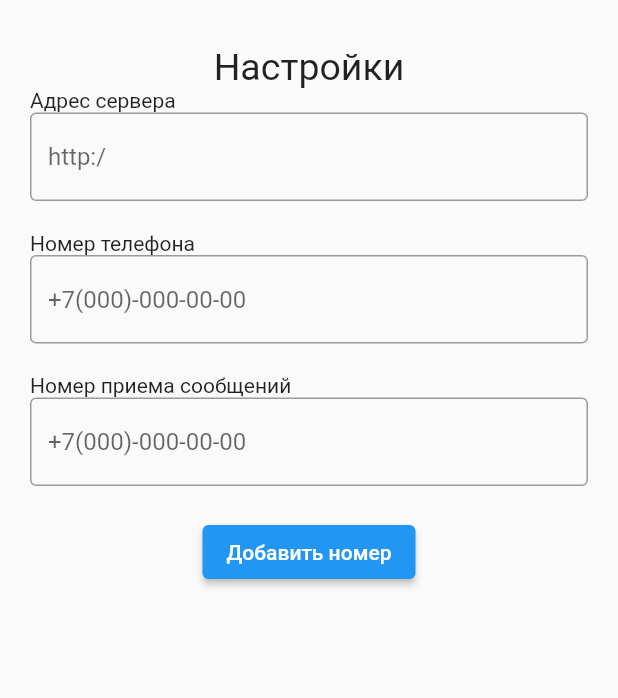
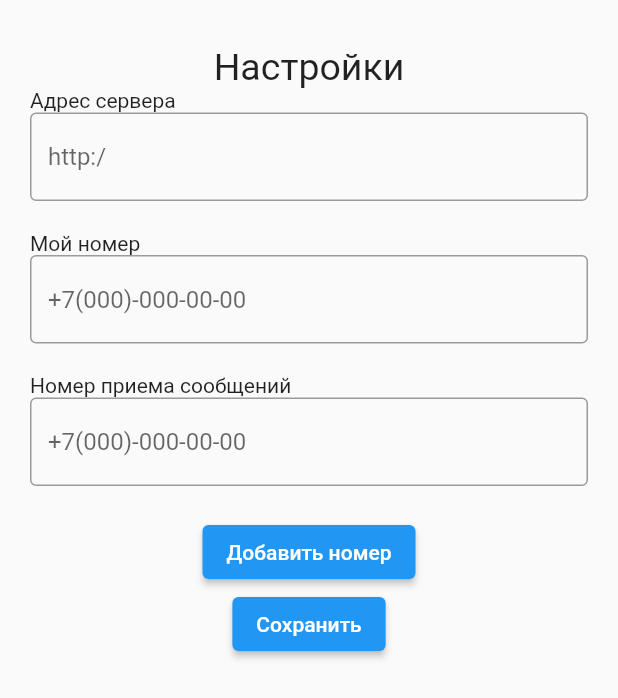
Before and after one commit to JesterVZ/sms_reader, a Flutter app: the SettingsPage screen opened directly, after a tap on "Добавить номер", on a phone screen of 412 x 824 dp. Shown: the top 698 px of the screen. Run offline on Flutter 3.47's test engine with Material 2 defaults, Android fonts, the phone set to English and light mode, and no system bars; our stand-ins replace dio, equatable, flutter_bloc, get_it, shared_preferences; missing offline and left inert: telephony; accounts and stored records are empty.

Commit message:
add numbers and send request

```diff
--- /dev/null
+++ b/lib/elements/number_elenemt.dart
@@ -0,0 +1,37 @@
+import 'package:flutter/cupertino.dart';
+import 'package:flutter/material.dart';
+import 'package:flutter/rendering.dart';
+
+class NumberElement extends StatefulWidget {
+  TextEditingController controller;
+  String title;
+  String hint;
+  NumberElement({Key? key, required this.controller, required this.title, required this.hint}) : super(key: key);
+  @override
+  State<StatefulWidget> createState() => _NumberElement();
+}
+
+class _NumberElement extends State<NumberElement> {
+  @override
+  Widget build(BuildContext context) {
+    return Container(
+      margin: EdgeInsets.only(top: 20),
+      padding: EdgeInsets.only(left: 20, right: 20),
+      child: Column(
+          mainAxisAlignment: MainAxisAlignment.start,
+          crossAxisAlignment: CrossAxisAlignment.start,
+          children: [
+            Text(widget.title),
+            Container(
+              child: TextField(
+                controller: widget.controller,
+                decoration: InputDecoration(
+                    hintText: widget.hint,
+                    border: const OutlineInputBorder(
+                        borderSide: BorderSide(color: Colors.grey))),
+              ),
+            ),
+          ]),
+    );
+  }
+}
--- a/lib/main.dart
+++ b/lib/main.dart
@@ -1,10 +1,11 @@
 import 'package:flutter/material.dart';
 import 'package:sms_reader/DI/locator.dart';
+import 'package:sms_reader/bloc/main_bloc.dart';
 import 'package:sms_reader/pages/main_page.dart';
 import 'package:telephony/telephony.dart';
 
 onBackgroundMessage(SmsMessage message) {
-  print(message.body);
+  locator.get<MainBloc>().sendToServer(message);
 }
 
 void main() {
--- /dev/null
+++ b/lib/model/settings_model.dart
@@ -0,0 +1,14 @@
+class SettingsModel{
+  String? serverLink;
+  String? myNumber;
+  List<String>? senderNumbers = [];
+  String? sberNumber;
+  String? tinkoffNumber;
+  SettingsModel({
+    this.serverLink,
+    this.myNumber,
+    this.senderNumbers,
+    this.sberNumber,
+    this.tinkoffNumber
+  });
+}
--- a/lib/pages/settings_page.dart
+++ b/lib/pages/settings_page.dart
@@ -1,7 +1,10 @@
 import 'package:flutter/cupertino.dart';
 import 'package:flutter/material.dart';
+import 'package:shared_preferences/shared_preferences.dart';
 import 'package:sms_reader/DI/locator.dart';
+import 'package:sms_reader/elements/number_elenemt.dart';
 import 'package:sms_reader/model/phone_number.dart';
+import 'package:sms_reader/model/settings_model.dart';
 
 class SettingsPage extends StatefulWidget {
   @override
@@ -10,6 +13,36 @@ class SettingsPage extends StatefulWidget {
 
 class _SettingsPage extends State<SettingsPage> {
   PhoneNumber? number;
+  TextEditingController serverLinkController = TextEditingController();
+  TextEditingController myNumberController = TextEditingController();
+  SharedPreferences? preferences;
+  List<Widget> numbers = [];
+  List<TextEditingController> additionalNumbers = [];
+  List<String> numbersStr = [];
+
+
+  @override
+  void initState() {
+    loadSettings();
+    super.initState();
+  }
+  void loadSettings() async{
+    preferences = await SharedPreferences.getInstance();
+    String? link = preferences!.getString('serverLink');
+    String? myNumber = preferences!.getString('myNumber');
+    if(preferences!.getStringList('numbersList') != null){
+      for(int i = 0; i < preferences!.getStringList('numbersList')!.length; i++){
+        setState(() {
+          TextEditingController textController = TextEditingController();
+          textController.text = preferences!.getStringList('numbersList')![i];
+          additionalNumbers.add(textController);
+          numbers.add(NumberElement(controller: additionalNumbers.last, title: "Номер приема сообщений", hint: "+7(000)-000-00-00"));
+        });
+      }
+    }
+    serverLinkController.text = link ?? "";
+    myNumberController.text = myNumber ?? "";
+  }
   @override
   Widget build(BuildContext context) {
     return Scaffold(
@@ -36,8 +69,9 @@ class _SettingsPage extends State<SettingsPage> {
                         children: [
                           Text('Адрес сервера'),
                           Container(
-                            child: const TextField(
-                              decoration: InputDecoration(
+                            child: TextField(
+                              controller: serverLinkController,
+                              decoration: const InputDecoration(
                                   hintText: "http:/",
                                   border: OutlineInputBorder(
                                       borderSide:
@@ -46,52 +80,40 @@ class _SettingsPage extends State<SettingsPage> {
                           ),
                         ]),
                   ),
-                  Container(
-                    margin: EdgeInsets.only(top: 20),
-                    padding: EdgeInsets.only(left: 20, right: 20),
-                    child: Column(
-                        mainAxisAlignment: MainAxisAlignment.start,
-                        crossAxisAlignment: CrossAxisAlignment.start,
-                        children: [
-                          Text('Номер телефона'),
-                          Container(
-                            child: const TextField(
-                              decoration: InputDecoration(
-                                  hintText: "+7(000)-000-00-00",
-                                  border: OutlineInputBorder(
-                                      borderSide:
-                                          BorderSide(color: Colors.grey))),
-                            ),
-                          ),
-                        ]),
+                  NumberElement(
+                    controller: myNumberController,
+                    hint: "+7(000)-000-00-00",
+                    title: "Мой номер"
                   ),
                   Container(
-                    margin: EdgeInsets.only(top: 20),
-                    padding: EdgeInsets.only(left: 20, right: 20),
                     child: Column(
-                        mainAxisAlignment: MainAxisAlignment.start,
-                        crossAxisAlignment: CrossAxisAlignment.start,
-                        children: [
-                          Text('Номер приема сообщений'),
-                          Container(
-                            child: const TextField(
-                              decoration: InputDecoration(
-                                  hintText: "+7(000)-000-00-00",
-                                  border: OutlineInputBorder(
-                                      borderSide:
-                                          BorderSide(color: Colors.grey))),
-                            ),
-                          ),
-                        ]),
+                      children: numbers,
+                    ),
                   ),
                   Container(
                     margin: EdgeInsets.only(top: 20),
                     padding: EdgeInsets.only(left: 20, right: 20),
                     child: ElevatedButton(
-                      onPressed: () {},
+                      onPressed: () {
+                        setState(() {
+                          additionalNumbers.add(TextEditingController());
+                          numbers.add(NumberElement(controller: additionalNumbers.last, title: "Номер приема сообщений", hint: "+7(000)-000-00-00"));
+                        });
+                      },
                       child: Text("Добавить номер"),
                     ),
                   ),
+                  ElevatedButton(onPressed: () async{
+                    locator.get<SettingsModel>().myNumber = myNumberController.text;
+                    locator.get<SettingsModel>().serverLink = serverLinkController.text;
+                    await preferences?.setString('myNumber', myNumberController.text);
+                    await preferences?.setString('serverLink', serverLinkController.text);
+                    for(int i = 0; i < additionalNumbers.length; i++){
+                      numbersStr.add(additionalNumbers[i].text);
+                    }
+                    await preferences?.setStringList('numbersList', numbersStr);
+
+                  }, child: Text("Сохранить"))
                 ],
               ),
             ),
--- a/lib/pages/sms_page.dart
+++ b/lib/pages/sms_page.dart
@@ -1,5 +1,7 @@
 import 'package:flutter/cupertino.dart';
 import 'package:flutter/material.dart';
+import 'package:sms_reader/DI/locator.dart';
+import 'package:sms_reader/bloc/main_bloc.dart';
 import 'package:telephony/telephony.dart';
 
 import '../main.dart';
@@ -32,6 +34,7 @@ class _SmsPage extends State<SmsPage> {
     setState(() {
       if (isStarted) {
         _message = message.body ?? "Error reading message body.";
+        locator.get<MainBloc>().sendToServer(message);
       }
     });
   }
--- a/pubspec.yaml
+++ b/pubspec.yaml
@@ -34,10 +34,9 @@ dependencies:
   equatable: ^2.0.3
   dio: ^4.0.4
   get_it: ^7.2.0
-  flutter_sms_inbox: ^1.0.1
   telephony: ^0.2.0
-  sms_receiver: ^0.4.1
   permission_handler: ^9.2.0
+  shared_preferences: ^2.0.15
 
 
   # The following adds the Cupertino Icons font to your application.
```
Also changed, not shown: lib/DI/locator.dart (+8 -0 lines), lib/bloc/main_bloc.dart (+31 -0 lines), lib/bloc/main_event.dart (+14 -0 lines), lib/bloc/main_state.dart (+19 -0 lines), lib/http.dart (+28 -0 lines), lib/model/sms_model.dart (added, +13 -0 lines), lib/repository/main_repo.dart (added, +10 -0 lines), pubspec.lock, 1 other file.
